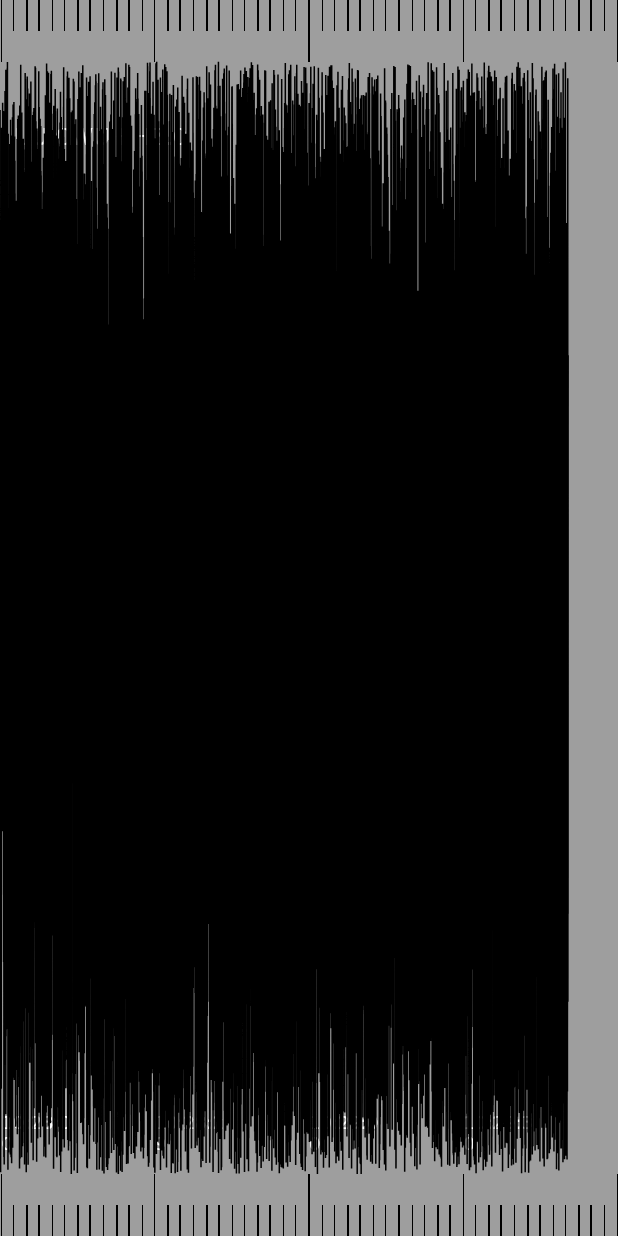
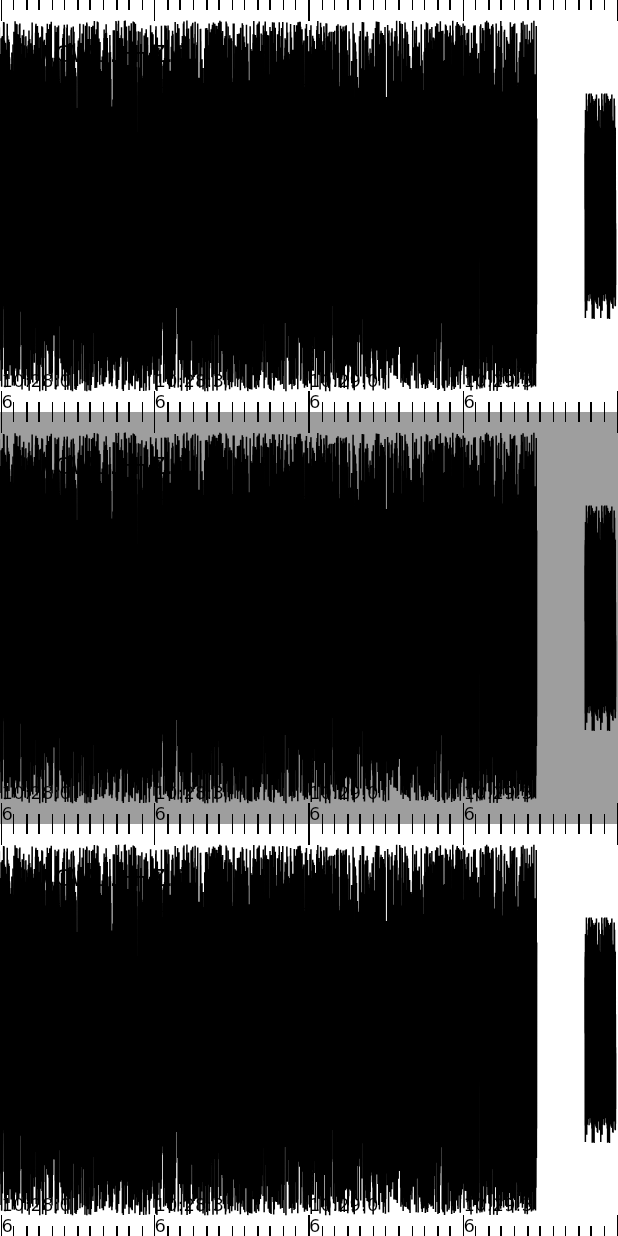
Before and after one commit to uofuseismo/waveform_viewer, a Flutter app: the screen it shows after launch, on a phone screen of 412 x 824 dp. Run offline on Flutter 3.47's test engine with Material 3 defaults, Android fonts, the phone set to English and light mode, and no system bars.

Commit message:
updating to some streaming

```diff
--- a/lib/main.dart
+++ b/lib/main.dart
@@ -32,7 +32,20 @@ class MyApp extends StatelessWidget {
         // tested with just a hot reload.
         colorScheme: .fromSeed(seedColor: Colors.red),
       ),
-      home: StreamPainter(key: super.key), //const MyHomePage(title: 'Flutter Demo Home Page'),
+      home: Scaffold(
+        body: SizedBox(
+          width: double.infinity,
+          height: double.infinity,
+          child: Column(
+            crossAxisAlignment: CrossAxisAlignment.stretch,
+            children: List.generate(3, (i) => Expanded(
+              child: StreamPainter(
+                backgroundColor: i % 2 == 0 ? Colors.white : Colors.grey,
+              ),
+            )),
+          ),
+        ),
+      ),
     );
   }
 }
--- a/lib/models/stream.dart
+++ b/lib/models/stream.dart
@@ -18,6 +18,18 @@ class Stream {
   void _sanitize() {
     packets = packets.where( (packet) => packet.data.isNotEmpty ).toList();
     packets.sort( (a, b) => a.startTimeMuS.compareTo(b.startTimeMuS) );
+  }
+
+  void addPacket(Packet packet, {int maxHistoryMuS = 5 * 60 * 1000000}) {
+    if (packet.data.isEmpty) return;
+    packets.add(packet);
+    if (packets.length > 1 && packet.startTimeMuS < packets[packets.length - 2].endTimeMuS) {
+      packets.sort((a, b) => a.startTimeMuS.compareTo(b.startTimeMuS));
+    }
+    endTimeMuS = max(endTimeMuS, packet.endTimeMuS);
+    final int cutoffMuS = endTimeMuS - maxHistoryMuS;
+    packets.removeWhere((p) => p.endTimeMuS < cutoffMuS);
+    startTimeMuS = packets.isNotEmpty ? packets.first.startTimeMuS : endTimeMuS;
   }
 
   void _findStartAndEndTime() {
@@ -59,6 +71,18 @@ class Stream {
   }
 }
 
+Packet createNextPacket(int startTimeMuS, double samplingRateHz, int durationMuS) {
+  final double dtMuS = 1000000.0 / samplingRateHz;
+  final int nSamples = (durationMuS / dtMuS).floor();
+  final samples = Float64List(nSamples);
+  final rng = Random();
+  final double amplitude = 50.0 + rng.nextDouble() * 100.0;
+  for (var i = 0; i < nSamples; i++) {
+    samples[i] = amplitude * (2 * rng.nextDouble() - 1);
+  }
+  return Packet(startTimeMuS, samplingRateHz, samples);
+}
+
 Stream createRandomStream() {
   final int timeWindowMicroSeconds = 120*1000000;
   final double samplingRateHz = 100;
--- a/lib/views/stream_painter.dart
+++ b/lib/views/stream_painter.dart
@@ -1,4 +1,5 @@
-import 'dart:ui';
+import 'dart:async' show Timer;
+import 'dart:ui' as ui_para;
 import 'package:flutter/material.dart';
 import '../models/data_layer.dart';
 
@@ -22,30 +23,45 @@ class PlotOptions {
 }
 
 class StreamPainter extends StatefulWidget {
-  const StreamPainter({super.key});
+  final Color backgroundColor;
+  const StreamPainter({super.key, this.backgroundColor = Colors.white});
 
   @override
   State createState() => _StreamPainterState();
 }
 
 class _StreamPainterState extends State<StreamPainter> {
+  static const _redrawInterval = Duration(seconds: 3);
+
   late PlotOptions mPlotOptions;
   late Stream mStream;
+  Timer? _redrawTimer;
 
   @override
   void initState() {
     super.initState();
-    setState( () {
-      mPlotOptions = PlotOptions();
-      mStream = createRandomStream();
+    mPlotOptions = PlotOptions(backgroundColor: widget.backgroundColor);
+    mStream = createRandomStream();
+    _redrawTimer = Timer.periodic(_redrawInterval, (_) {
+      final startTimeMuS = DateTime.now().microsecondsSinceEpoch
+          - _redrawInterval.inMicroseconds;
+      final packet = createNextPacket(startTimeMuS, 100.0,
+          _redrawInterval.inMicroseconds);
+      setState(() => mStream.addPacket(packet));
     });
   }
+
+  @override
+  void dispose() {
+    _redrawTimer?.cancel();
+    super.dispose();
+  }
+
   @override
   Widget build(BuildContext context) {
-    return SizedBox(
-      width: 600,
-      height: 200,
-      child: CustomPaint(painter: _StreamPainter(mPlotOptions, mStream)),
+    return CustomPaint(
+      painter: _StreamPainter(mPlotOptions, mStream),
+      size: Size.infinite,
     );
   }
 }
@@ -91,7 +107,7 @@ class _StreamPainter extends CustomPainter {
     _transformTimeInMicroSecondsToSpace = 1;
     if (mPlotOptions.plotDuration.inMicroseconds > 0) {
       _transformTimeInMicroSecondsToSpace
-       = mPlotWidth/mPlotOptions.plotDuration.inMicroseconds;
+        = mPlotWidth/mPlotOptions.plotDuration.inMicroseconds;
     }
 
 
@@ -110,8 +126,7 @@ class _StreamPainter extends CustomPainter {
     }
 
     // Draw the background
-    final plotOptions = PlotOptions(backgroundColor: Colors.grey);
-    drawBackground(canvas, width, height, plotOptions);
+    drawBackground(canvas, width, height, mPlotOptions);
 
     // Draw the stream name
     drawStreamName(canvas, height, _mStream.streamIdentifier);
@@ -126,7 +141,7 @@ class _StreamPainter extends CustomPainter {
 
   @override
   bool shouldRepaint(CustomPainter oldDelegate) {
-    return false;
+    return true;
   }
 
   void drawMajorTicks(Canvas canvas, double width, double height, int nTicks) {
@@ -176,11 +191,10 @@ class _StreamPainter extends CustomPainter {
       ticksPath.lineTo(xOffset, height - tickHeight);
 
       if (addTimeLabel && i < nTicks - 1) {
-        final textStyle = TextStyle(color: Colors.black);
-        final paragraphConstraints = ParagraphConstraints(width: 50);
-        final paragraphStyle = ParagraphStyle(fontSize: 12, textAlign: TextAlign.left);
-        var paragraphBuilder = ParagraphBuilder(paragraphStyle);
-        //paragraphBuilder.pushStyle(textStyle);
+        final paragraphConstraints = ui_para.ParagraphConstraints(width: 50);
+        final paragraphStyle = ui_para.ParagraphStyle(fontSize: 12, textAlign: TextAlign.left);
+        var paragraphBuilder = ui_para.ParagraphBuilder(paragraphStyle);
+        paragraphBuilder.pushStyle(ui_para.TextStyle(color: Colors.black));
 
         var tickTimeInMicroseconds = xToTimeInMicroseconds(xOffset);
         var tickTime = DateTime.fromMicrosecondsSinceEpoch(tickTimeInMicroseconds);
@@ -227,13 +241,10 @@ class _StreamPainter extends CustomPainter {
       //if (text.isEmpty){return;}
       const double xOffset = 10;
       var yOffset = height*0.1;
-      final paragraphConstraints = ParagraphConstraints(width: 120);
-      final paragraphStyle
-        = ParagraphStyle(fontSize: 15,
-                         textAlign: TextAlign.left,
-                        );
-      var paragraphBuilder = ParagraphBuilder(paragraphStyle);
-
+      final paragraphConstraints = ui_para.ParagraphConstraints(width: 120);
+      final paragraphStyle = ui_para.ParagraphStyle(fontSize: 15, textAlign: TextAlign.left);
+      var paragraphBuilder = ui_para.ParagraphBuilder(paragraphStyle);
+      paragraphBuilder.pushStyle(ui_para.TextStyle(color: Colors.black));
       paragraphBuilder.addText(text);
       var paragraph = paragraphBuilder.build();
       paragraph.layout(paragraphConstraints);
```
